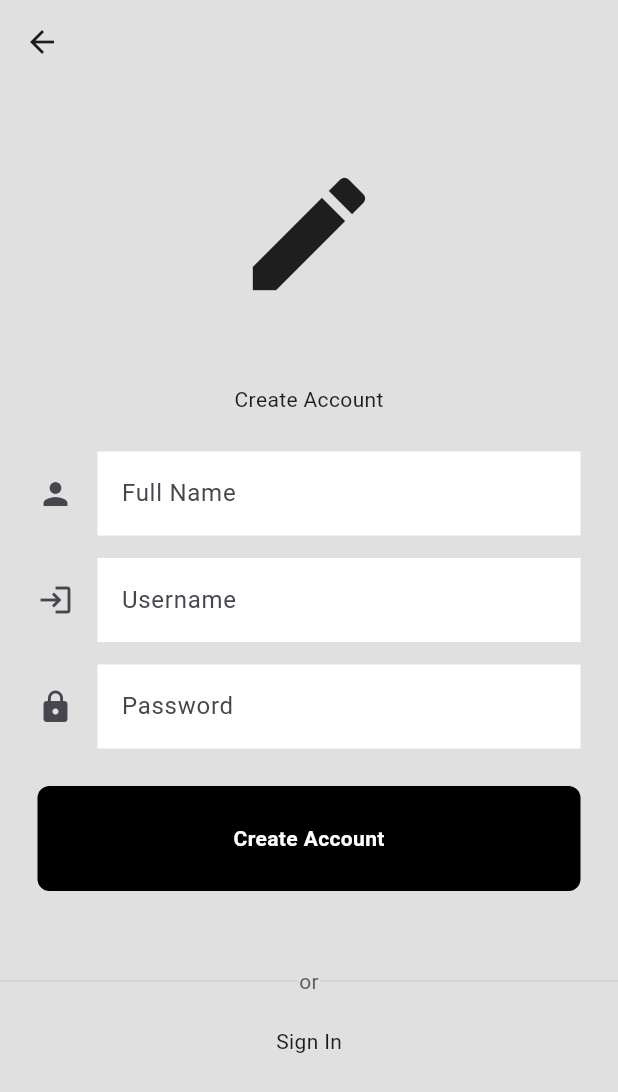
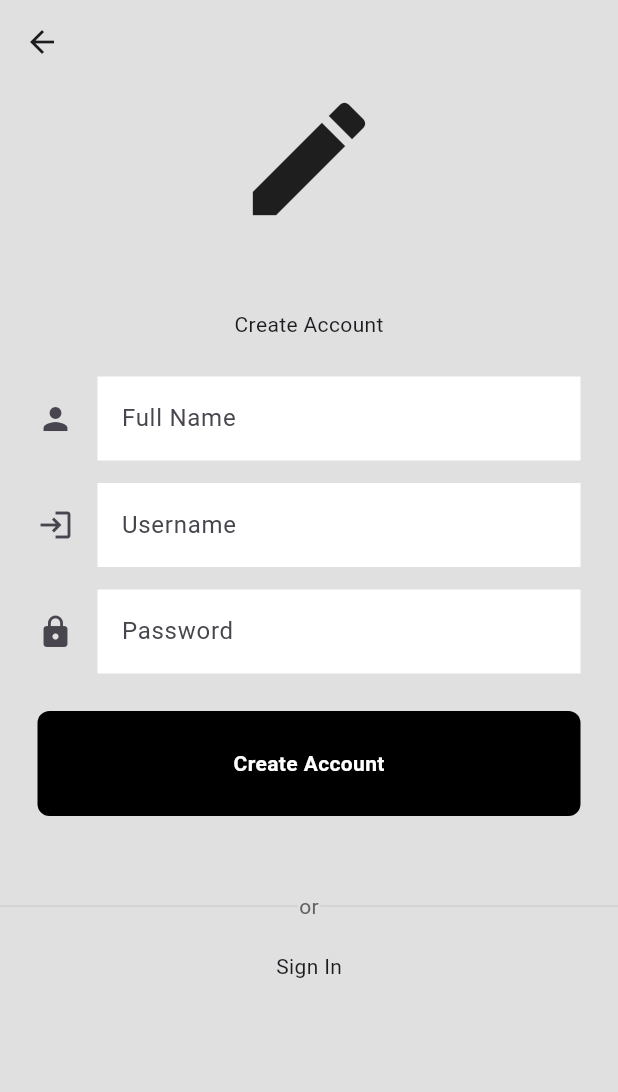
Before and after one commit to jeremejazz/flutter_auth_example, a Flutter app: the SignUp screen opened directly, on a phone screen of 412 x 824 dp. Shown: the top 1092 px of the screen. Run offline on Flutter 3.47's test engine with Material 3 defaults, Android fonts, the phone set to English and light mode, and no system bars.

Commit message:
chore: remove top sizedbox in signup screen

```diff
--- a/lib/screens/signup.dart
+++ b/lib/screens/signup.dart
@@ -16,7 +16,6 @@ class SignUp extends StatelessWidget {
         child: Center(
           child: Column(
             children: [
-              const SizedBox(height: 50.0),
               const Icon(Icons.create, size: 100),
               const SizedBox(height: 50.0),
               const Text('Create Account'),
```
